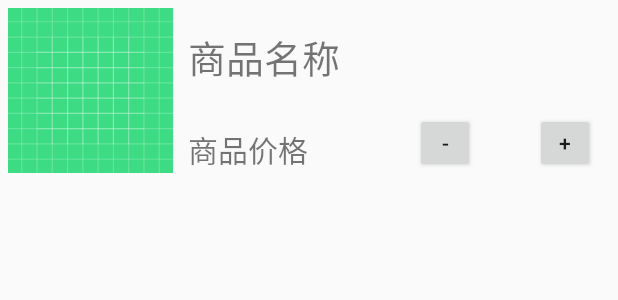
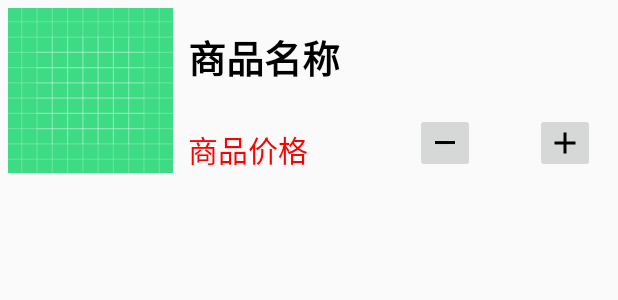
Before and after one commit to Only-Child/Android-GLUT, an Android app: the layout item.xml on its own in the app's theme, with its tools: preview values and no code run, on a phone screen of 412 x 824 dp. Shown: the top 300 px of the screen. Run offline under Robolectric (Android 15) with nearby library versions, the phone set to English and light mode, and no system bars; network calls fail.

Commit message:
2020/06/25 16:34

```diff
--- a/WeChat/src/main/res/layout/item.xml
+++ b/WeChat/src/main/res/layout/item.xml
@@ -3,6 +3,7 @@
     android:layout_width="match_parent"
     android:layout_height="wrap_content"
     android:padding="5dp">
+
 
     <ImageView
         android:id="@+id/iv_icon"
@@ -13,13 +14,15 @@
 
     <TextView
         android:id="@+id/tv_title"
+        android:textStyle="bold"
         android:layout_width="wrap_content"
         android:layout_height="wrap_content"
         android:layout_toRightOf="@+id/iv_icon"
         android:text="商品名称"
         android:layout_marginLeft="10sp"
         android:layout_marginTop="13sp"
-        android:textSize="25sp"/>
+        android:textSize="25sp"
+        android:textColor="#000000"/>
 
     <TextView
         android:id="@+id/tv_price"
@@ -30,15 +33,17 @@
         android:text="商品价格"
         android:layout_marginTop="27dp"
         android:layout_marginLeft="10dp"
-        android:textSize="20sp"/>
+        android:textSize="20sp"
+        android:textColor="#ff0000"/>
 
-    <Button
+    <ImageButton
         android:id="@+id/btn_desc"
+        android:src="@drawable/icon_reduce"
         android:layout_width="40sp"
         android:layout_height="40sp"
-        android:text="-"
         android:layout_toLeftOf="@id/tv_amount"
-        android:layout_marginTop="70sp"/>
+        android:layout_marginTop="70sp"
+        android:scaleType="centerInside"/>
     <TextView
         android:id="@+id/tv_amount"
         android:layout_width="40sp"
@@ -46,13 +51,14 @@
         android:layout_toLeftOf="@+id/btn_incr"
         android:layout_marginTop="70sp"
         android:gravity="center"/>
-    <Button
+    <ImageButton
         android:id="@+id/btn_incr"
+        android:src="@drawable/icon_add"
         android:layout_width="40sp"
         android:layout_height="40sp"
         android:layout_alignParentRight="true"
         android:layout_marginRight="10sp"
-        android:text="+"
+        android:scaleType="centerInside"
         android:layout_marginTop="70sp"/>
 
 
```
Also changed, not shown: WeChat/src/main/java/com/example/wechat/ShoppingCart_Fragment.java (+4 -6 lines), WeChat/src/main/res/layout/activity_shoppingcart__fragment.xml (+24 -7 lines), WeChat/src/main/res/drawable/icon_add.png (added), WeChat/src/main/res/drawable/icon_money.png (added), WeChat/src/main/res/drawable/icon_reduce.png (added).
